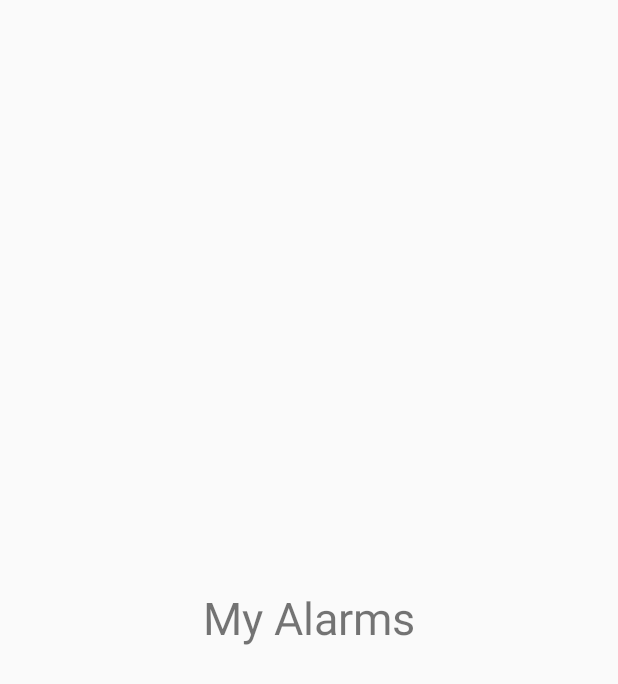
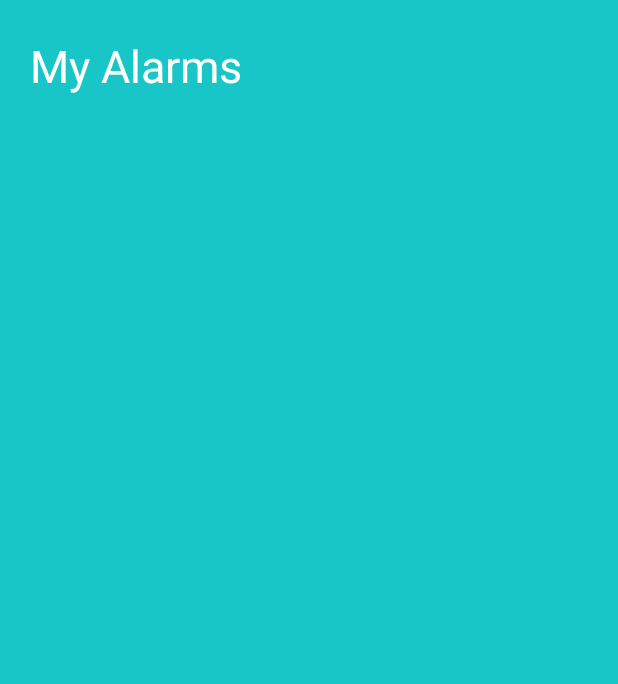
Before and after one commit to zex97/sleepphase, an Android app: the layout fragment_my_alarms.xml on its own in the app's theme, with its tools: preview values and no code run, on a phone screen of 412 x 824 dp. Shown: the top 684 px of the screen. Run offline under Robolectric (Android 15) with nearby library versions, the phone set to English and light mode, and no system bars.

Commit message:
Added part of the My alarms view.

```diff
--- /dev/null
+++ b/app/src/main/res/color/alarm_switch_selector.xml
@@ -0,0 +1,6 @@
+<?xml version="1.0" encoding="utf-8"?>
+<selector xmlns:android="http://schemas.android.com/apk/res/android">
+    <item android:color="@color/colorPrimaryLight"
+          android:state_checked="true" />
+    <item android:color="@color/colorWhite"/>
+</selector>
--- a/app/src/main/res/layout/fragment_my_alarms.xml
+++ b/app/src/main/res/layout/fragment_my_alarms.xml
@@ -1,15 +1,46 @@
-<RelativeLayout xmlns:android="http://schemas.android.com/apk/res/android"
-                xmlns:tools="http://schemas.android.com/tools"
-                android:layout_width="match_parent"
-                android:layout_height="match_parent"
-                tools:context=".fragments.MyAlarmsFragment">
+<androidx.constraintlayout.widget.ConstraintLayout
+        xmlns:android="http://schemas.android.com/apk/res/android"
+        xmlns:app="http://schemas.android.com/apk/res-auto" xmlns:tools="http://schemas.android.com/tools"
+        android:layout_width="match_parent"
+        android:layout_height="match_parent"
+        tools:context=".fragments.MyAlarmsFragment"
+        android:background="@color/colorPrimary"
+        android:paddingTop="15dp"
+        android:paddingLeft="10dp"
+        android:paddingRight="10dp"
+        android:paddingBottom="70dp"
+        android:id="@+id/fragment_my_alarm">
 
-    <!-- TODO: Update blank fragment layout -->
+
+
     <TextView
             android:layout_width="wrap_content"
             android:layout_height="wrap_content"
             android:layout_centerInParent="true"
             android:text="@string/title_my_alarms"
-            android:textSize="30sp" />
+            android:textSize="30sp" app:layout_constraintStart_toStartOf="parent"
+            android:layout_marginStart="10dp"
+            android:layout_marginTop="8dp" app:layout_constraintTop_toTopOf="parent"
+            android:id="@+id/textViewMyAlarms"
+            android:textColor="@color/colorWhite"/>
 
-</RelativeLayout>
+    <ScrollView
+            android:layout_width="match_parent"
+            android:layout_height="wrap_content"
+            app:layout_constraintTop_toBottomOf="@+id/textViewMyAlarms"
+            app:layout_constraintLeft_toLeftOf="parent"
+            app:layout_constraintRight_toRightOf="parent"
+            android:layout_marginTop="20dp"
+            app:layout_constrainedHeight="true"
+            android:layout_marginBottom="8dp" app:layout_constraintBottom_toBottomOf="parent">
+        <LinearLayout
+                android:layout_width="match_parent"
+                android:layout_height="wrap_content"
+                android:orientation="vertical"
+                android:id="@+id/scrollableLayout">
+
+
+        </LinearLayout>
+    </ScrollView>
+
+</androidx.constraintlayout.widget.ConstraintLayout>
--- a/app/src/main/res/values/styles.xml
+++ b/app/src/main/res/values/styles.xml
@@ -1,10 +1,15 @@
 <resources>
 
     <!-- Base application theme. -->
-    <style name="AppTheme" parent="Theme.AppCompat.Light.DarkActionBar">
+    <style name="AppTheme" parent="Theme.AppCompat.Light.NoActionBar">
         <!-- Customize your theme here. -->
         <item name="colorPrimary">@color/colorPrimary</item>
         <item name="colorPrimaryDark">@color/colorPrimaryDark</item>
     </style>
 
+    <style name="SwitchActiveAlarmTheme" >
+        <item name="thumbTint">@color/alarm_switch_selector</item>
+        <item name="trackTint">@color/alarm_switch_selector</item>
+    </style>
+
 </resources>
```
Also changed, not shown: app/src/main/java/com/mse/group1/sleepphase/fragments/MyAlarmsFragment.java (+25 -4 lines), app/src/main/res/drawable/alarm_rounded_background.xml (added, +7 -0 lines), app/src/main/res/layout/activity_main.xml (+6 -4 lines), app/src/main/res/layout/alarm_layout.xml (added, +17 -0 lines).
